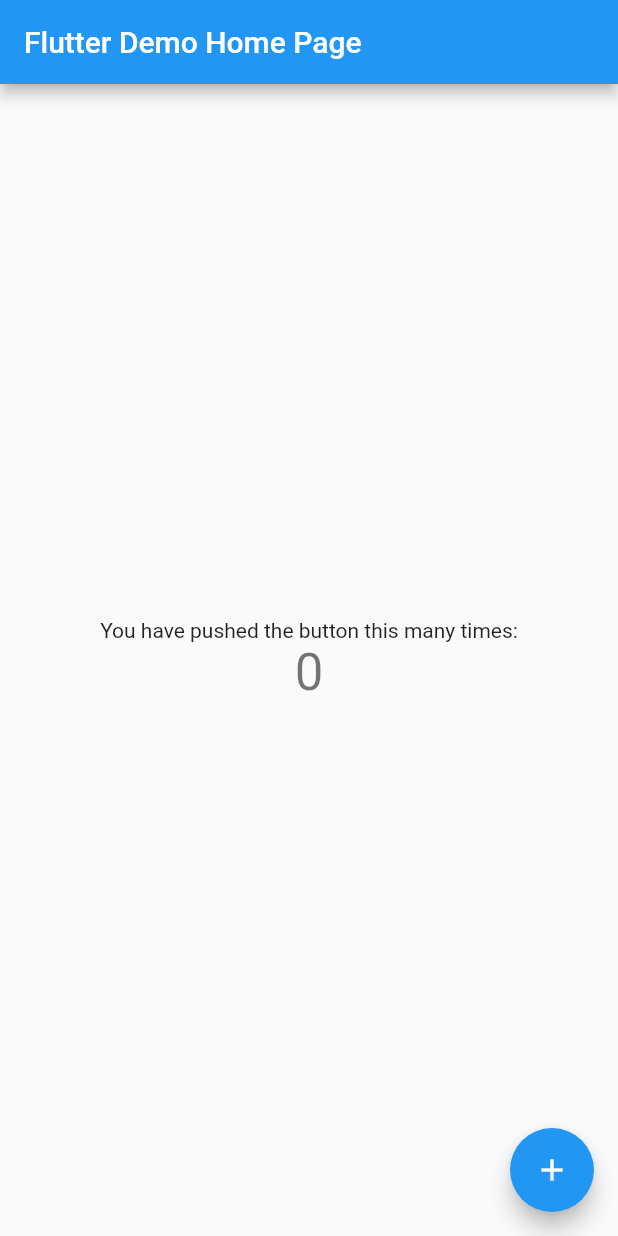
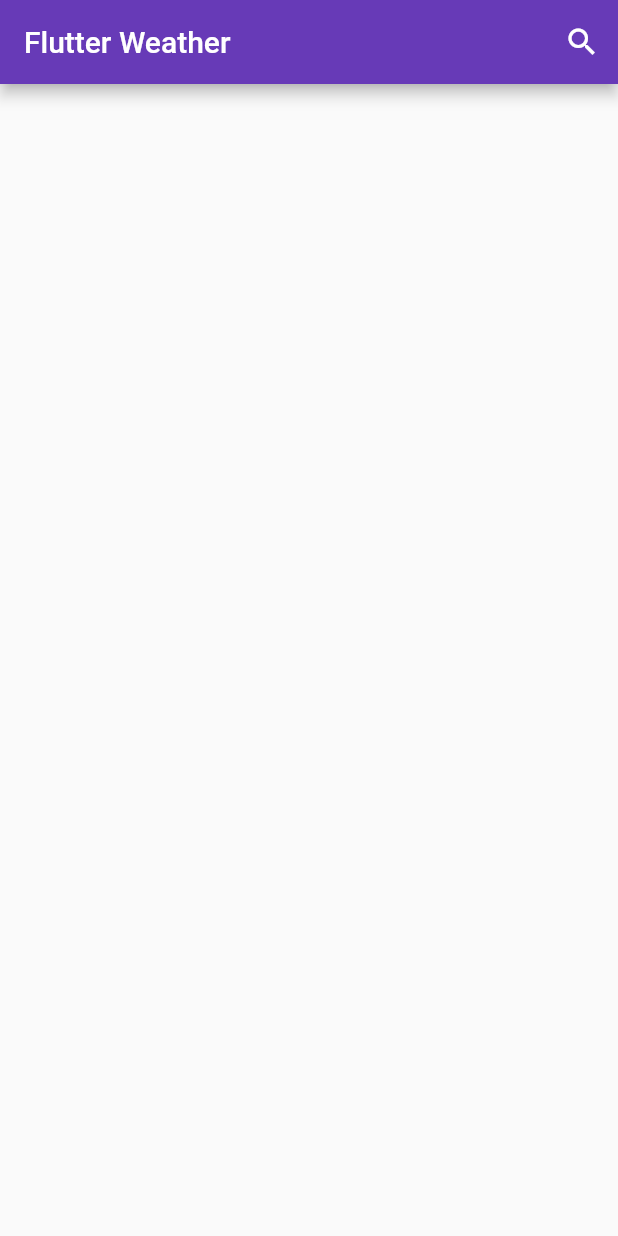
Before and after one commit to Yousuf7075/weather_app, a Flutter app: the screen it shows after launch, on a phone screen of 412 x 824 dp. Run offline on Flutter 3.47's test engine with Material 2 defaults, Android fonts, the phone set to English and light mode, and no system bars.

```diff
--- a/lib/main.dart
+++ b/lib/main.dart
@@ -1,117 +1,22 @@
 import 'package:flutter/material.dart';
+import 'package:weather_app/routes.dart';
+import 'package:weather_app/weather/weather_screen.dart';
 
 void main() {
-  runApp(MyApp());
+  runApp(App());
 }
 
-class MyApp extends StatelessWidget {
-  // This widget is the root of your application.
+class App extends StatelessWidget {
   @override
   Widget build(BuildContext context) {
     return MaterialApp(
-      title: 'Flutter Demo',
+      title: 'Flutter Weather',
+      debugShowCheckedModeBanner: false,
       theme: ThemeData(
-        // This is the theme of your application.
-        //
-        // Try running your application with "flutter run". You'll see the
-        // application has a blue toolbar. Then, without quitting the app, try
-        // changing the primarySwatch below to Colors.green and then invoke
-        // "hot reload" (press "r" in the console where you ran "flutter run",
-        // or simply save your changes to "hot reload" in a Flutter IDE).
-        // Notice that the counter didn't reset back to zero; the application
-        // is not restarted.
-        primarySwatch: Colors.blue,
-        // This makes the visual density adapt to the platform that you run
-        // the app on. For desktop platforms, the controls will be smaller and
-        // closer together (more dense) than on mobile platforms.
-        visualDensity: VisualDensity.adaptivePlatformDensity,
+        primarySwatch: Colors.deepPurple,
       ),
-      home: MyHomePage(title: 'Flutter Demo Home Page'),
+      initialRoute: WeatherScreen.routeName,
+      routes: routes,
     );
   }
 }
-
-class MyHomePage extends StatefulWidget {
-  MyHomePage({Key key, this.title}) : super(key: key);
-
-  // This widget is the home page of your application. It is stateful, meaning
-  // that it has a State object (defined below) that contains fields that affect
-  // how it looks.
-
-  // This class is the configuration for the state. It holds the values (in this
-  // case the title) provided by the parent (in this case the App widget) and
-  // used by the build method of the State. Fields in a Widget subclass are
-  // always marked "final".
-
-  final String title;
-
-  @override
-  _MyHomePageState createState() => _MyHomePageState();
-}
-
-class _MyHomePageState extends State<MyHomePage> {
-  int _counter = 0;
-
-  void _incrementCounter() {
-    setState(() {
-      // This call to setState tells the Flutter framework that something has
-      // changed in this State, which causes it to rerun the build method below
-      // so that the display can reflect the updated values. If we changed
-      // _counter without calling setState(), then the build method would not be
-      // called again, and so nothing would appear to happen.
-      _counter++;
-    });
-  }
-
-  @override
-  Widget build(BuildContext context) {
-    // This method is rerun every time setState is called, for instance as done
-    // by the _incrementCounter method above.
-    //
-    // The Flutter framework has been optimized to make rerunning build methods
-    // fast, so that you can just rebuild anything that needs updating rather
-    // than having to individually change instances of widgets.
-    return Scaffold(
-      appBar: AppBar(
-        // Here we take the value from the MyHomePage object that was created by
-        // the App.build method, and use it to set our appbar title.
-        title: Text(widget.title),
-      ),
-      body: Center(
-        // Center is a layout widget. It takes a single child and positions it
-        // in the middle of the parent.
-        child: Column(
-          // Column is also a layout widget. It takes a list of children and
-          // arranges them vertically. By default, it sizes itself to fit its
-          // children horizontally, and tries to be as tall as its parent.
-          //
-          // Invoke "debug painting" (press "p" in the console, choose the
-          // "Toggle Debug Paint" action from the Flutter Inspector in Android
-          // Studio, or the "Toggle Debug Paint" command in Visual Studio Code)
-          // to see the wireframe for each widget.
-          //
-          // Column has various properties to control how it sizes itself and
-          // how it positions its children. Here we use mainAxisAlignment to
-          // center the children vertically; the main axis here is the vertical
-          // axis because Columns are vertical (the cross axis would be
-          // horizontal).
-          mainAxisAlignment: MainAxisAlignment.center,
-          children: <Widget>[
-            Text(
-              'You have pushed the button this many times:',
-            ),
-            Text(
-              '$_counter',
-              style: Theme.of(context).textTheme.headline4,
-            ),
-          ],
-        ),
-      ),
-      floatingActionButton: FloatingActionButton(
-        onPressed: _incrementCounter,
-        tooltip: 'Increment',
-        child: Icon(Icons.add),
-      ), // This trailing comma makes auto-formatting nicer for build methods.
-    );
-  }
-}
--- /dev/null
+++ b/lib/routes.dart
@@ -0,0 +1,8 @@
+
+
+import 'package:flutter/material.dart';
+import 'package:weather_app/weather/weather_screen.dart';
+
+final Map<String, WidgetBuilder> routes = {
+  WeatherScreen.routeName: (context) => WeatherScreen(),
+};
--- /dev/null
+++ b/lib/weather/weather_screen.dart
@@ -0,0 +1,27 @@
+import 'package:flutter/material.dart';
+
+class WeatherScreen extends StatelessWidget {
+  static String routeName = "/weather";
+
+  @override
+  Widget build(BuildContext context) {
+    return Scaffold(
+      appBar: AppBar(
+        title: Text('Flutter Weather'),
+        actions: <Widget>[
+          IconButton(
+            icon: Icon(Icons.search),
+            onPressed: () async {
+              /*final city = await Navigator.push(
+                context,
+                MaterialPageRoute(
+                  builder: (context) => CitySelection(),
+                ),
+              );*/
+            },
+          )
+        ],
+      ),
+    );
+  }
+}
```
Also changed, not shown: pubspec.yaml (+3 -17 lines), pubspec.lock.
